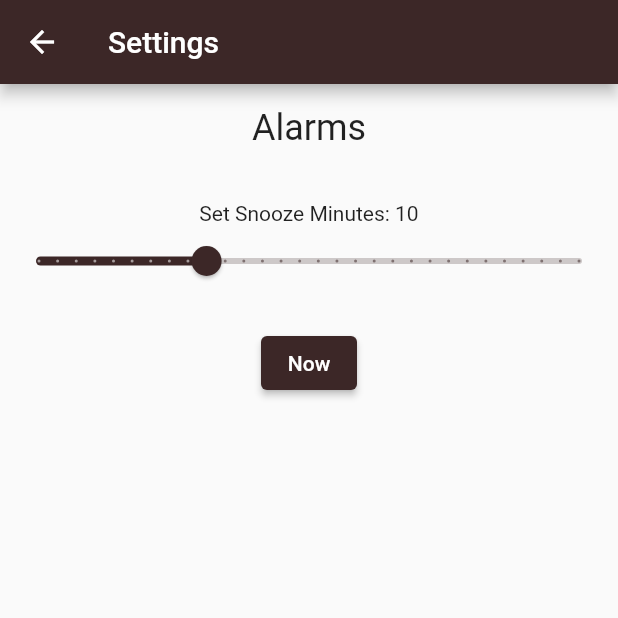
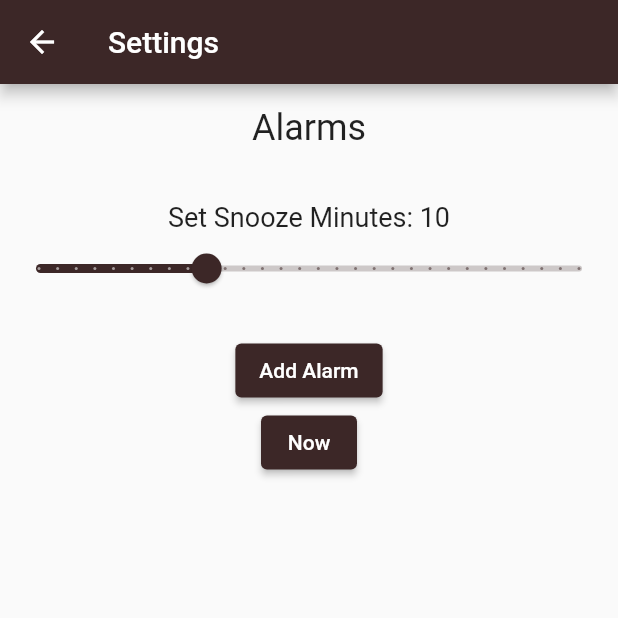
Before and after one commit to lmasullo/flutter_clock, a Flutter app: the Settings screen opened directly, after a tap on "Now", on a phone screen of 412 x 824 dp, the top half of it. Run offline on Flutter 3.47's test engine with Material 2 defaults, Android fonts, the phone set to English and light mode, and no system bars; our stand-ins replace just_audio, shared_preferences, toggle_switch, wakelock; accounts and stored records are empty.

Commit message:
broke add alarm

```diff
--- a/lib/pages/settings.dart
+++ b/lib/pages/settings.dart
@@ -3,9 +3,14 @@ import 'package:flutter/material.dart';
 import 'package:intl/intl.dart';
 
 // State
-// import 'package:localstore/localstore.dart';
 import 'package:provider/provider.dart';
 import '../state/applicationState.dart';
+
+// Pages
+import '../pages/addAlarm.dart';
+
+// Widgets
+import '../widgets/alarms.dart';
 
 class Settings extends StatefulWidget {
   const Settings({super.key});
@@ -21,64 +26,11 @@ class _SettingsState extends State<Settings> {
         .setAlarmTime(alarmTime);
   }
 
-  // Close the stream on dispose
-  // @override
-  // void dispose() {
-  //   print('Dispose used');
-  //   alarmStream.cancel();
-  //   super.dispose();
-  // }
-
   @override
   Widget build(BuildContext context) {
     // Get the snoozeMinutes from the state
     int snoozeMinutes =
         Provider.of<ApplicationState>(context, listen: false).snoozeMinutes;
-
-    // final db = Localstore.instance;
-
-    // Create a Stream of alarm times from localstore
-    // Stream alarmStream = db.collection('alarms').stream;
-
-    // print('alarmStream: ${alarmStream.toString()}');
-    // Put the alarm times into a list
-    // getAlarms2() async {
-    //   List alarmList = [];
-    //   alarmStream.listen((event) {
-    //     alarmList.add(event);
-    //   });
-    //   print('alarmList: ${alarmList.toString()}');
-    // }
-
-    // getAlarms2();
-
-    // Get the alarms from localstore
-    // Future getAlarms() async {
-    //   var alarms = await db.collection('alarms').get();
-    //   print('Alarms: $alarms');
-    //   return alarms;
-    // }
-
-    // getAlarms();
-
-    // Function to get the alarms from localstore
-    // Object getAlarmTimes() {
-    // List alarmTimes = [];
-    // subscription =
-    //     db.collection('alarms').stream.listen((Map<String, dynamic> data) {
-    //   // print('data: ${data.keys}');
-    //   // print('data: ${data.values}');
-    //   // print(data.);
-
-    //   // Create a list of the alarm times
-    //   // alarmTimes = data.values.toList();
-    // });
-
-    // // print('data: ${alarmTimes}');
-
-    // return subscription;
-
-    // }
 
     return Scaffold(
       appBar: AppBar(
@@ -92,7 +44,12 @@ class _SettingsState extends State<Settings> {
               child: Text('Alarms', style: TextStyle(fontSize: 24)),
             ),
             const SizedBox(height: 20),
-            Text('Set Snooze Minutes: $snoozeMinutes'),
+            Text(
+              'Set Snooze Minutes: $snoozeMinutes',
+              style: const TextStyle(
+                fontSize: 18,
+              ),
+            ),
 
             // A slider to set the snooze minutes
             Slider(
@@ -111,46 +68,7 @@ class _SettingsState extends State<Settings> {
 
             const SizedBox(height: 20),
 
-            // Display the alarm list
-            // StreamBuilder(
-            //   stream: alarmStream,
-            //   builder: (BuildContext context, AsyncSnapshot snapshot) {
-            //     if (snapshot.hasData) {
-            //       print('data length: ${snapshot.data.length}');
-            //       print('data: ${snapshot.data}');
-            //       print('data keys: ${snapshot.data.keys}');
-            //       print('data values: ${snapshot.data.values}');
-            //       // print('data: ${snapshot.data.values.toList()}');
-
-            //       // Create a list of the alarm times
-            //       List alarmTimes = snapshot.data.values.toList();
-
-            //       print('data: ${alarmTimes.length}');
-
-            //       return ListView.builder(
-            //         shrinkWrap: true,
-            //         itemCount: alarmTimes.length,
-            //         itemBuilder: (BuildContext context, int index) {
-            //           return ListTile(
-            //             title: Text(alarmTimes[index]),
-            //             trailing: IconButton(
-            //               icon: const Icon(Icons.delete),
-            //               onPressed: () {
-            //                 // Delete the alarm from localstore
-            //                 db
-            //                     .collection('alarms')
-            //                     .doc(alarmTimes[index])
-            //                     .delete();
-            //               },
-            //             ),
-            //           );
-            //         },
-            //       );
-            //     } else {
-            //       return const Text('No alarms set');
-            //     }
-            //   },
-            // ),
+            const Alarms(),
 
             // Button to setAlarmTime to now
             ElevatedButton(
@@ -159,15 +77,10 @@ class _SettingsState extends State<Settings> {
                     context, DateFormat('h:mm').format(DateTime.now()));
 
                 // Create a random string for the alarm id
-                String idGenerator() {
-                  final now = DateTime.now();
-                  return now.microsecondsSinceEpoch.toString();
-                }
-
-                // db
-                //     .collection('alarms')
-                //     .doc(idGenerator())
-                //     .set({'time': DateFormat('h:mm').format(DateTime.now())});
+                // String idGenerator() {
+                //   final now = DateTime.now();
+                //   return now.microsecondsSinceEpoch.toString();
+                // }
               },
               child: const Text('Now'),
             ),
--- /dev/null
+++ b/lib/widgets/alarms.dart
@@ -0,0 +1,161 @@
+// Dependencies
+// import 'dart:async';
+import 'package:flutter/material.dart';
+import 'package:shared_preferences/shared_preferences.dart';
+import 'package:toggle_switch/toggle_switch.dart';
+
+// State
+import 'package:provider/provider.dart';
+import '../state/applicationState.dart';
+
+// Pages
+import '../pages/addAlarm.dart';
+
+class Alarms extends StatefulWidget {
+  const Alarms({Key? key}) : super(key: key);
+
+  @override
+  AlarmsState createState() => AlarmsState();
+}
+
+class AlarmsState extends State<Alarms> {
+  final Future<SharedPreferences> _prefs = SharedPreferences.getInstance();
+
+  // List<String> alarmTimes = ['12:00', '13:00', '14:00'];
+
+  // void _loadAlarms() async {
+  //   print('Loading alarms $alarmTimes');
+  //   final SharedPreferences alarms = await _prefs;
+
+  //   print(alarms.getStringList('time'));
+  //   setState(() {
+  //     alarmTimes = alarms.getStringList('time') ?? [];
+  //     print('Loading alarms $alarmTimes');
+  //   });
+  // }
+
+  // Future<void> _addAlarm() async {
+  //   print('Add alarm pressed');
+
+  //   final SharedPreferences alarms = await _prefs;
+
+  //   // Save an list of strings to 'alarms' key.
+  //   await alarms.setStringList('time', <String>['10:00', '11:00', '12:00']);
+
+  //   print('Alarms: ${alarms.getStringList('time')}');
+
+  //   setState(() {
+  //     alarmTimes = alarms.getStringList('time')!;
+  //     print('Items: ${alarmTimes.toString()}');
+  //   });
+  // }
+
+  @override
+  void initState() {
+    super.initState();
+    // _loadAlarms();
+  }
+
+  @override
+  Widget build(BuildContext context) {
+    // Get the alarmTime from ApplicationState
+    String? currentAlarm = Provider.of<ApplicationState>(context).alarmTime;
+
+    // Get the alarmTimes from applicationState
+    List<String> alarmTimes = Provider.of<ApplicationState>(context).alarmTimes;
+
+    // Get setAlarmTime from ApplicationState
+    var setAlarmTime = Provider.of<ApplicationState>(context).setAlarmTime;
+
+    void deleteAlarm(String alarmTime) async {
+      print('Delete alarm pressed');
+      final SharedPreferences alarms = await _prefs;
+      print('Alarm time: $alarmTime');
+
+      alarmTimes.remove(alarmTime);
+
+      await alarms.setStringList('time', alarmTimes);
+
+      setState(() {
+        alarmTimes = alarms.getStringList('time')!;
+      });
+    }
+
+    return Column(
+      children: [
+        Center(
+          child: ListView.builder(
+            shrinkWrap: true,
+            itemCount: alarmTimes.length,
+            itemBuilder: (BuildContext context, int index) {
+              String? alarmTime = alarmTimes[index];
+              return ListTile(
+                title: Padding(
+                  padding: const EdgeInsets.only(left: 50.0),
+                  child: Text(
+                    alarmTime,
+                    style: const TextStyle(fontSize: 24),
+                  ),
+                ),
+                leading: ToggleSwitch(
+                  minWidth: 50.0,
+                  cornerRadius: 20.0,
+                  activeBgColors: [
+                    [Colors.red[800]!],
+                    [Colors.green[800]!],
+                  ],
+                  activeFgColor: Colors.white,
+                  inactiveBgColor: Colors.grey,
+                  inactiveFgColor: Colors.white,
+                  initialLabelIndex: currentAlarm == alarmTime ? 1 : 0,
+                  totalSwitches: 2,
+                  labels: const ['Off', 'On'],
+                  radiusStyle: true,
+                  onToggle: (index) {
+                    if (index == 0) {
+                      print('Switched to No');
+                      setAlarmTime('off');
+                    } else {
+                      print('Switched to Yes');
+                      setAlarmTime(alarmTime);
+                    }
+                  },
+                ),
+                trailing: IconButton(
+                  icon: const Icon(Icons.delete),
+                  onPressed: () {
+                    deleteAlarm(alarmTimes[index]);
+                  },
+                ),
+              );
+            },
+          ),
+        ),
+
+        // floatingActionButton: FloatingActionButton(
+        //   onPressed: _incrementCounter,
+        //   tooltip: 'Increment',
+        //   child: const Icon(Icons.add),
+        // ),
+
+        // ElevatedButton(
+        //   onPressed: _addAlarm,
+        //   child: const Text('Add Dummy Alarm'),
+        // ),
+
+        // A button to add an alarm
+        ElevatedButton(
+          onPressed: () {
+            Navigator.push(
+              context,
+              MaterialPageRoute(
+                builder: (context) => const AddAlarm(),
+              ),
+            );
+          },
+          child: const Text('Add Alarm'),
+        ),
+      ],
+    );
+  }
+}
--- a/lib/widgets/clock.dart
+++ b/lib/widgets/clock.dart
@@ -120,30 +120,49 @@ class _ClockState extends State<Clock> {
     // Get the snooze minutes from ApplicationState
     int snoozeMinutes = Provider.of<ApplicationState>(context).snoozeMinutes;
 
+    // Set the color
     int digitColor = 0xFF594747;
 
+    // A stream that emits the current time every second
     return StreamBuilder(
       stream: Stream.periodic(const Duration(seconds: 1)),
       builder: (context, snapshot) {
-        if (DateFormat('h:mm').format(DateTime.now()) == alarmTime) {
+        // If the current time is the same as the alarm time, play the alarm
+        if (DateFormat('h:mm a').format(DateTime.now()) == alarmTime) {
           playAlarm();
         }
 
         return Column(
           children: [
-            Text(
-              'alarmTime: $alarmTime',
-              style: const TextStyle(color: Colors.white),
-            ),
+            // If the alarm is on, show the alarm time and the snooze minutes
+            if (alarmTime != 'off') ...[
+              Row(
+                mainAxisAlignment: MainAxisAlignment.center,
+                children: [
+                  Icon(Icons.alarm, color: Color(digitColor)),
+                  Text(
+                    alarmTime!,
+                    style: TextStyle(
+                      color: Color(digitColor),
+                      fontSize: 18,
+                    ),
+                  ),
+                  SizedBox(
+                    width: 10,
+                  ),
+                  Icon(Icons.snooze, color: Color(digitColor)),
+                  Text(
+                    '$snoozeMinutes mins',
+                    style: TextStyle(
+                      color: Color(digitColor),
+                      fontSize: 18,
+                    ),
+                  ),
+                ],
+              ),
+            ],
 
-            // ElevatedButton(onPressed: reset, child: const Text('Reset')),
-            // if (showSnooze == false) ...[
-            //   ElevatedButton(onPressed: playAlarm, child: const Text('Play')),
-            // ],
-            Text(
-              'playOnce: $playOnce',
-              style: const TextStyle(color: Colors.white),
-            ),
+            // Show the snooze button
             if (showSnooze == true) ...[
               ElevatedButton(
                 onPressed: () => snoozeAlarm(snoozeMinutes),
@@ -180,7 +199,7 @@ class _ClockState extends State<Clock> {
               Text(
                 DateFormat('h:').format(DateTime.now()),
                 style: TextStyle(
-                  fontSize: 250,
+                  fontSize: 225,
                   // PRIMARY COLOR 200 shade
                   color: Color(digitColor),
                   // color: Theme.of(context).primaryColor,
@@ -189,7 +208,7 @@ class _ClockState extends State<Clock> {
               Text(
                 DateFormat('mm').format(DateTime.now()),
                 style: TextStyle(
-                  fontSize: 250,
+                  fontSize: 225,
                   color: Color(digitColor),
                 ),
               ),
--- a/pubspec.yaml
+++ b/pubspec.yaml
@@ -43,7 +43,9 @@ dependencies:
   # device_display_brightness: ^0.0.6
   wakelock: ^0.6.2
   just_audio: ^0.9.27
-  localstorage: ^4.0.0+1
+  # localstorage: ^4.0.0+1
+  shared_preferences: ^2.0.15
+  toggle_switch: ^2.0.1
 
 dev_dependencies:
   flutter_test:
```
Also changed, not shown: lib/main.dart (+12 -8 lines), lib/pages/addAlarm.dart (added, +95 -0 lines), lib/pages/test.dart (deleted, +0 -162 lines), lib/state/applicationState.dart (+20 -0 lines), pubspec.lock, 8 other files.
